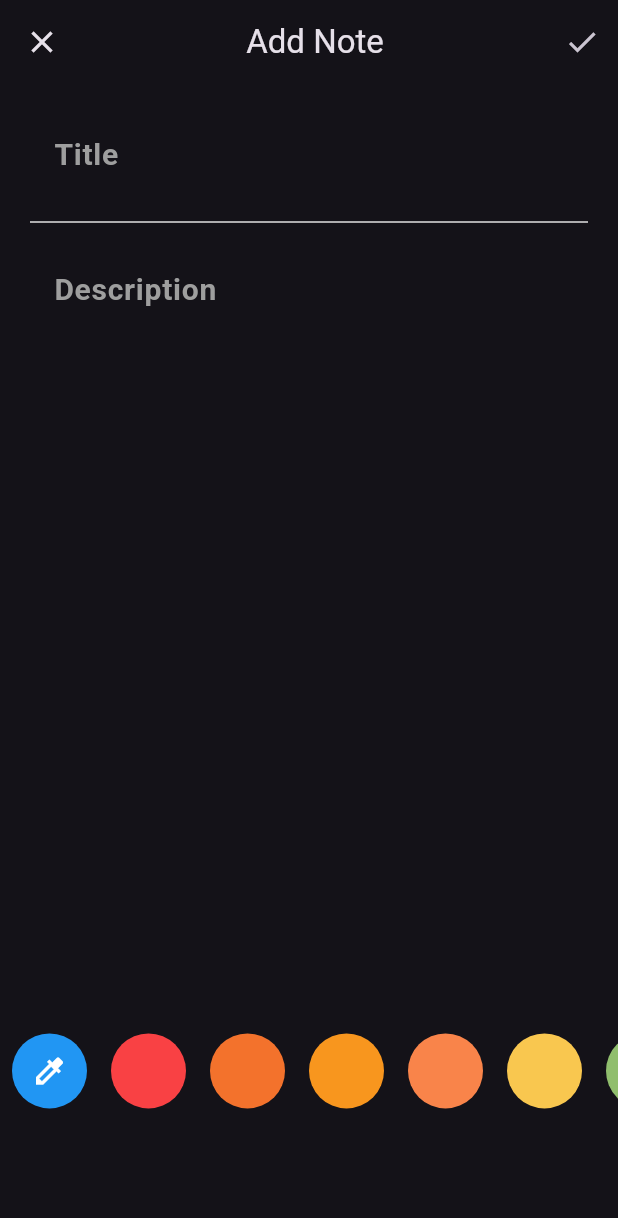
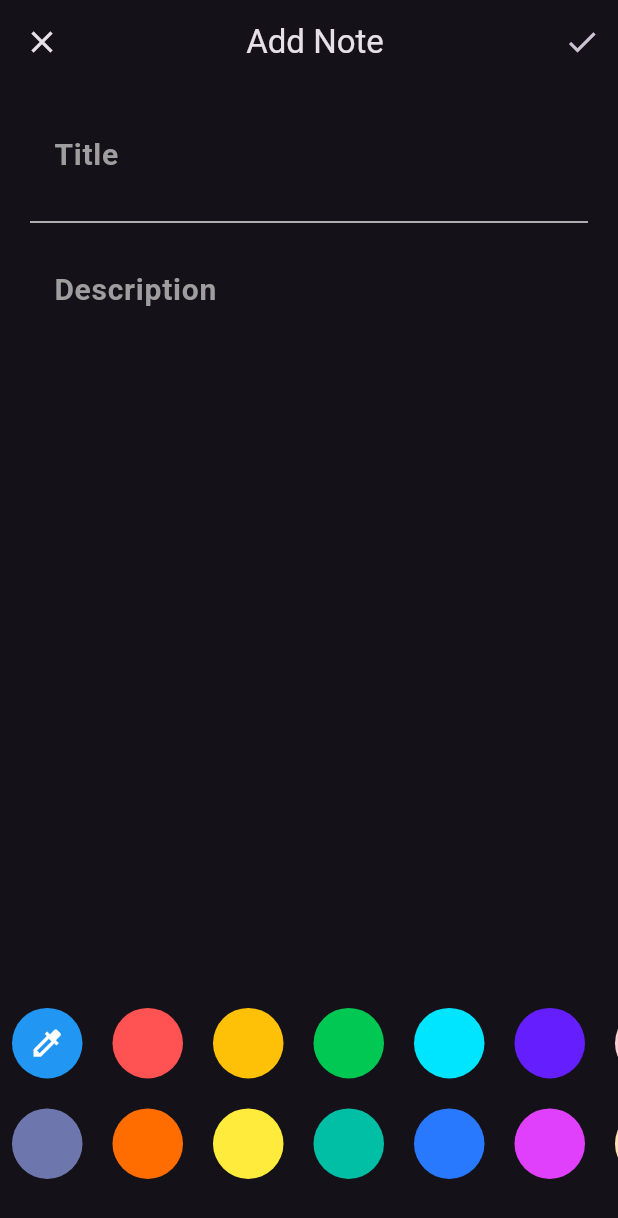
Before and after one commit to abderazak-py/noty_notes, a Flutter app: the screen it shows after launch, after a tap on the "dark mode" icon, after a tap on the "add" icon, on a phone screen of 412 x 824 dp. Shown: the top 1218 px of the screen. Run offline on Flutter 3.47's test engine with Material 3 defaults, Android fonts, the phone set to English and light mode, and no system bars; our stand-ins replace flutter_colorpicker, get, get_storage.

Commit message:
modified colors

```diff
--- a/lib/app/views/widgets/colors_list_view.dart
+++ b/lib/app/views/widgets/colors_list_view.dart
@@ -26,23 +26,40 @@ class _ColorsListViewState extends State<ColorsListView> {
   @override
   Widget build(BuildContext context) {
     final List<Color> colors = [
-      Color(0xffF94144),
-      Color(0xffF3722C),
-      Color(0xffF8961E),
-      Color(0xffF9844A),
-      Color(0xffF9C74F),
-      Color(0xff90BE6D),
-      Color(0xff43AA8B),
-      Color(0xff4D908E),
-      Color(0xff577590),
-      Color(0xff277DA1),
+      Color.fromARGB(255, 109, 119, 173),
+      Color(0xFFFF5252),
+      Color(0xFFFF6D00),
+      Color(0xFFFFC107),
+      Color(0xFFFFEB3B),
+      Color(0xFF00C853),
+      Color(0xFF00BFA5),
+      Color(0xFF00E5FF),
+      Color(0xFF2979FF),
+      Color(0xFF651FFF),
+      Color(0xFFE040FB),
+      Color(0xFFFFCDD2),
+      Color(0xFFFFE0B2),
+      Color(0xFFFFF9C4),
+      Color(0xFFC8E6C9),
+      Color(0xFFB2DFDB),
+      Color(0xFFBBDEFB),
+      Color(0xFFD1C4E9),
+      Color(0xFFFFF0F5),
+      Color(0xFFE0E0E0),
+      Color(0xFFFFFFFF),
     ];
     return SizedBox(
-      height: 100,
-      child: ListView.builder(
+      height: 130,
+      child: GridView.builder(
         shrinkWrap: true,
         scrollDirection: Axis.horizontal,
         itemCount: colors.length + 1,
+        gridDelegate: SliverGridDelegateWithFixedCrossAxisCount(
+          crossAxisCount: 2, // 🔥 exactly 2 rows
+          mainAxisSpacing: 4,
+          crossAxisSpacing: 4,
+          childAspectRatio: 1, // keep items square
+        ),
 
         itemBuilder: (context, index) {
           if (index == 0) {
```
